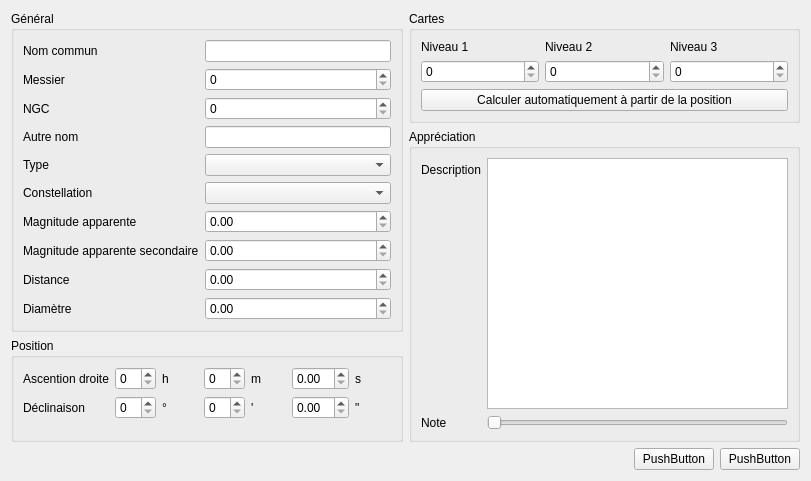
This is newobject.ui in Paracetamol56/Observeur2 as Qt 5 draws it before an edit. The edited form follows.
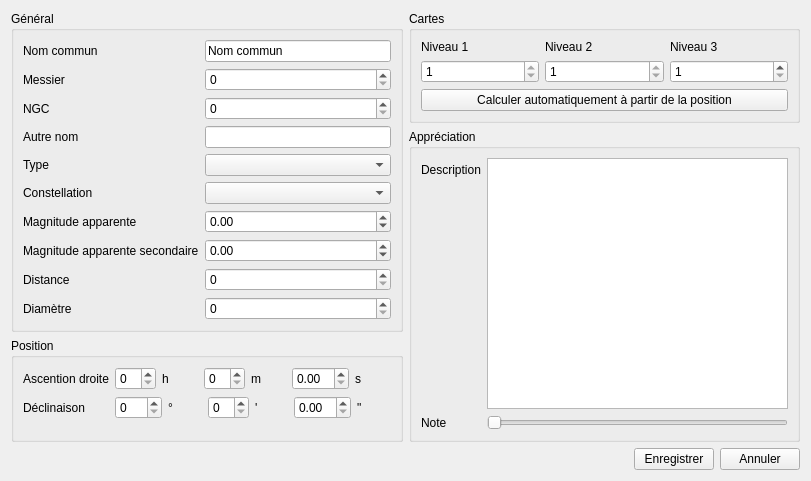
This is the edited form.

Commit message: form UI bounds edit

```diff
--- a/newobject.ui
+++ b/newobject.ui
@@ -35,7 +35,11 @@
            </widget>
           </item>
           <item row="0" column="1">
-           <widget class="QLineEdit" name="lineEdit"/>
+           <widget class="QLineEdit" name="lineEdit">
+            <property name="text">
+             <string>Nom commun</string>
+            </property>
+           </widget>
           </item>
           <item row="1" column="0">
            <widget class="QLabel" name="label_2">
@@ -95,7 +99,14 @@
            </widget>
           </item>
           <item row="6" column="1">
-           <widget class="QDoubleSpinBox" name="doubleSpinBox"/>
+           <widget class="QDoubleSpinBox" name="doubleSpinBox">
+            <property name="minimum">
+             <double>-30.000000000000000</double>
+            </property>
+            <property name="maximum">
+             <double>50.000000000000000</double>
+            </property>
+           </widget>
           </item>
           <item row="7" column="0">
            <widget class="QLabel" name="label_8">
@@ -105,7 +116,14 @@
            </widget>
           </item>
           <item row="7" column="1">
-           <widget class="QDoubleSpinBox" name="doubleSpinBox_2"/>
+           <widget class="QDoubleSpinBox" name="doubleSpinBox_2">
+            <property name="minimum">
+             <double>-30.000000000000000</double>
+            </property>
+            <property name="maximum">
+             <double>50.000000000000000</double>
+            </property>
+           </widget>
           </item>
           <item row="8" column="0">
            <widget class="QLabel" name="label_9">
@@ -115,7 +133,17 @@
            </widget>
           </item>
           <item row="8" column="1">
-           <widget class="QDoubleSpinBox" name="doubleSpinBox_3"/>
+           <widget class="QDoubleSpinBox" name="doubleSpinBox_3">
+            <property name="decimals">
+             <number>0</number>
+            </property>
+            <property name="maximum">
+             <double>1000000.000000000000000</double>
+            </property>
+            <property name="singleStep">
+             <double>10.000000000000000</double>
+            </property>
+           </widget>
           </item>
           <item row="9" column="0">
            <widget class="QLabel" name="label_10">
@@ -125,7 +153,17 @@
            </widget>
           </item>
           <item row="9" column="1">
-           <widget class="QDoubleSpinBox" name="doubleSpinBox_4"/>
+           <widget class="QDoubleSpinBox" name="doubleSpinBox_4">
+            <property name="decimals">
+             <number>0</number>
+            </property>
+            <property name="maximum">
+             <double>1000000.000000000000000</double>
+            </property>
+            <property name="singleStep">
+             <double>10.000000000000000</double>
+            </property>
+           </widget>
           </item>
          </layout>
         </widget>
@@ -187,7 +225,11 @@
           <item row="1" column="1">
            <layout class="QHBoxLayout" name="horizontalLayout_3">
             <item>
-             <widget class="QSpinBox" name="spinBox_5"/>
+             <widget class="QSpinBox" name="spinBox_5">
+              <property name="maximum">
+               <number>359</number>
+              </property>
+             </widget>
             </item>
             <item>
              <widget class="QLabel" name="label_18">
@@ -197,7 +239,11 @@
              </widget>
             </item>
             <item>
-             <widget class="QSpinBox" name="spinBox_6"/>
+             <widget class="QSpinBox" name="spinBox_6">
+              <property name="maximum">
+               <number>59</number>
+              </property>
+             </widget>
             </item>
             <item>
              <widget class="QLabel" name="label_19">
@@ -207,7 +253,11 @@
              </widget>
             </item>
             <item>
-             <widget class="QDoubleSpinBox" name="doubleSpinBox_6"/>
+             <widget class="QDoubleSpinBox" name="doubleSpinBox_6">
+              <property name="maximum">
+               <double>59.990000000000002</double>
+              </property>
+             </widget>
             </item>
             <item>
              <widget class="QLabel" name="label_20">
@@ -255,13 +305,34 @@
              </widget>
             </item>
             <item row="1" column="0">
-             <widget class="QSpinBox" name="spinBox_7"/>
+             <widget class="QSpinBox" name="spinBox_7">
+              <property name="minimum">
+               <number>1</number>
+              </property>
+              <property name="maximum">
+               <number>1</number>
+              </property>
+             </widget>
             </item>
             <item row="1" column="1">
-             <widget class="QSpinBox" name="spinBox_8"/>
+             <widget class="QSpinBox" name="spinBox_8">
+              <property name="minimum">
+               <number>1</number>
+              </property>
+              <property name="maximum">
+               <number>1</number>
+              </property>
+             </widget>
             </item>
             <item row="1" column="2">
-             <widget class="QSpinBox" name="spinBox_9"/>
+             <widget class="QSpinBox" name="spinBox_9">
+              <property name="minimum">
+               <number>1</number>
+              </property>
+              <property name="maximum">
+               <number>30</number>
+              </property>
+             </widget>
             </item>
            </layout>
           </item>
@@ -330,14 +401,14 @@
      <item>
       <widget class="QPushButton" name="pushButton_3">
        <property name="text">
-        <string>PushButton</string>
+        <string>Enregistrer</string>
        </property>
       </widget>
      </item>
      <item>
       <widget class="QPushButton" name="pushButton_2">
        <property name="text">
-        <string>PushButton</string>
+        <string>Annuler</string>
        </property>
       </widget>
      </item>
```
Left out of the diff: 36 changed lines with no effect on the pictures.
